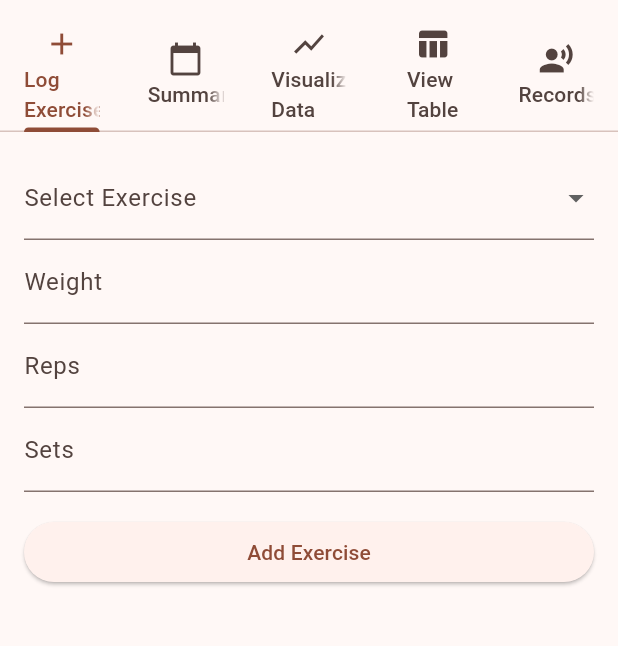
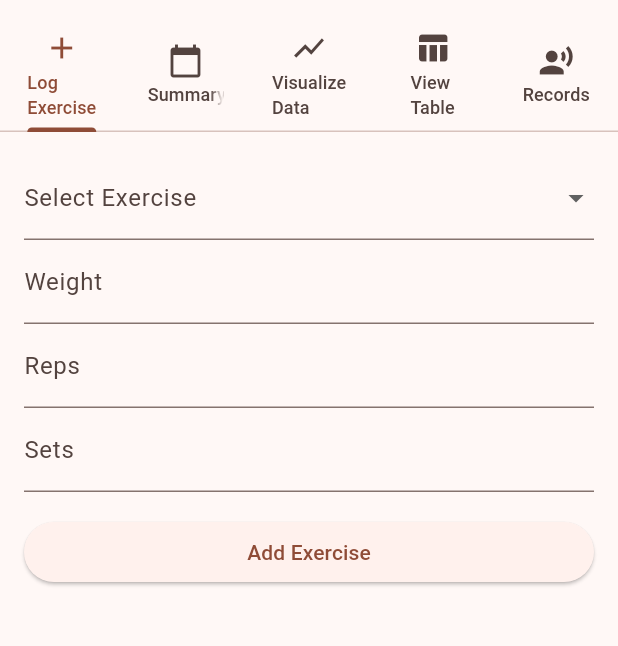
Before and after one commit to andreped/IronFlow, a Flutter app: the screen it shows after launch, on a phone screen of 412 x 824 dp, the part 63-709 px from its top. Run offline on Flutter 3.47's test engine with Material 3 defaults, Android fonts, the phone set to English and light mode, and no system bars; our stand-ins replace fl_chart, sqflite; accounts and stored records are empty.

Commit message:
Reduced font size in tab labels

```diff
--- a/lib/tabs/home.dart
+++ b/lib/tabs/home.dart
@@ -102,6 +102,7 @@ class _ExerciseStoreHomePageState extends State<ExerciseStoreHomePage> with Sing
           onTap: (index) {
             _pageController.jumpToPage(index);
           },
+          labelStyle: TextStyle(fontSize: 12),
           tabs: const [
             Tab(icon: Icon(Icons.add), text: 'Log\nExercise'),
             Tab(icon: Icon(Icons.calendar_today), text: 'Summary'),
```
